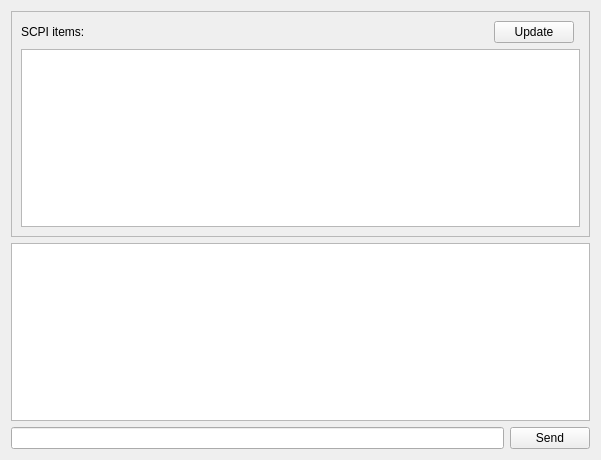
ZeraGmbH/zera-resource-viewer, file resource-viewer.ui: the form before one commit.
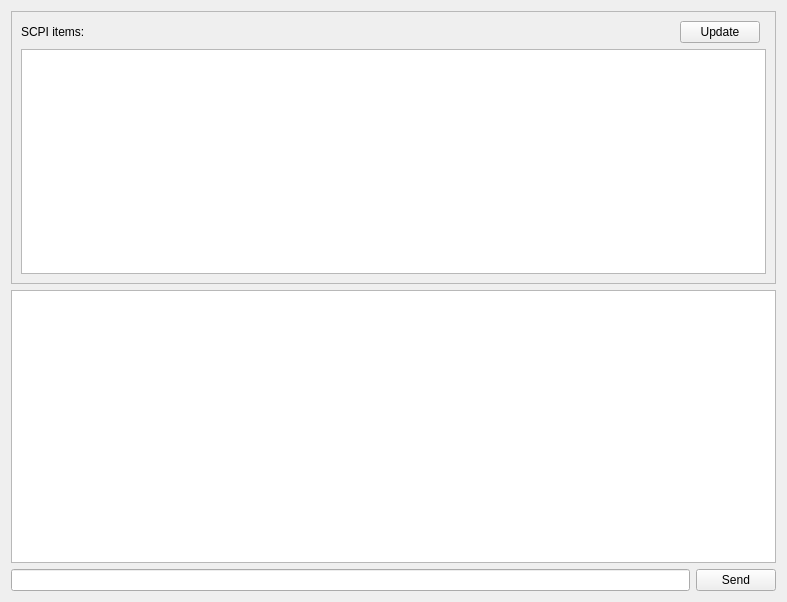
The form after the commit.

Commit message: enlarge main widget a bit

The edit to the form file:
```diff
--- a/resource-viewer.ui
+++ b/resource-viewer.ui
@@ -6,8 +6,8 @@
    <rect>
     <x>0</x>
     <y>0</y>
-    <width>601</width>
-    <height>460</height>
+    <width>787</width>
+    <height>602</height>
    </rect>
   </property>
   <property name="windowTitle">
```
